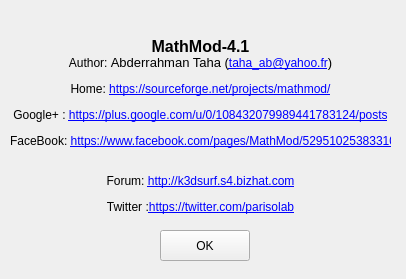
Before: the Qt Designer form ui_forms/about.ui in parisolab/mathmod, drawn with Qt 5.
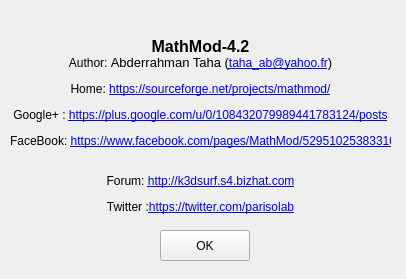
After: the same form once the commit is applied.

Patch:
```diff
--- a/ui_forms/about.ui
+++ b/ui_forms/about.ui
@@ -26,7 +26,7 @@
     <font/>
    </property>
    <property name="text">
-    <string>&lt;html&gt;&lt;head/&gt;&lt;body&gt;&lt;p align=&quot;center&quot;&gt;&lt;span style=&quot; font-size:12pt; font-weight:600;&quot;&gt;MathMod-4.1&lt;/span&gt;&lt;br/&gt;Author: &lt;span style=&quot; font-size:10pt;&quot;&gt;Abderrahman Taha (&lt;/span&gt;&lt;a href=&quot;taha_ab@yahoo.fr&quot;&gt;&lt;span style=&quot; text-decoration: underline; color:#0000ff;&quot;&gt;taha_ab@yahoo.fr&lt;/span&gt;&lt;/a&gt;&lt;span style=&quot; font-size:10pt;&quot;&gt;)&lt;/span&gt;&lt;/p&gt;&lt;p align=&quot;center&quot;&gt;Home: &lt;a href=&quot;https://sourceforge.net/projects/mathmod/&quot;&gt;&lt;span style=&quot; text-decoration: underline; color:#0000ff;&quot;&gt;https://sourceforge.net/projects/mathmod/&lt;/span&gt;&lt;/a&gt;&lt;/p&gt;&lt;p align=&quot;center&quot;&gt;Google+ : &lt;a href=&quot;https://plus.google.com/u/0/108432079989441783124/posts&quot;&gt;&lt;span style=&quot; text-decoration: underline; color:#0000ff;&quot;&gt;https://plus.google.com/u/0/108432079989441783124/posts&lt;/span&gt;&lt;/a&gt;&lt;/p&gt;&lt;p align=&quot;center&quot;&gt;FaceBook: &lt;a href=&quot;https://www.facebook.com/pages/MathMod/529510253833102&quot;&gt;&lt;span style=&quot; text-decoration: underline; color:#0000ff;&quot;&gt;https://www.facebook.com/pages/MathMod/529510253833102&lt;/span&gt;&lt;/a&gt;&lt;/p&gt;&lt;p align=&quot;center&quot;&gt;&lt;br/&gt;Forum: &lt;a href=&quot;http://k3dsurf.s4.bizhat.com&quot;&gt;&lt;span style=&quot; text-decoration: underline; color:#0000ff;&quot;&gt;http://k3dsurf.s4.bizhat.com&lt;/span&gt;&lt;/a&gt;&lt;/p&gt;&lt;p align=&quot;center&quot;&gt;Twitter :&lt;a href=&quot;https://twitter.com/parisolab&quot;&gt;&lt;span style=&quot; text-decoration: underline; color:#0000ff;&quot;&gt;https://twitter.com/parisolab&lt;/span&gt;&lt;/a&gt;&lt;/p&gt;&lt;/body&gt;&lt;/html&gt;</string>
+    <string>&lt;html&gt;&lt;head/&gt;&lt;body&gt;&lt;p align=&quot;center&quot;&gt;&lt;span style=&quot; font-size:12pt; font-weight:600;&quot;&gt;MathMod-4.2&lt;/span&gt;&lt;br/&gt;Author: &lt;span style=&quot; font-size:10pt;&quot;&gt;Abderrahman Taha (&lt;/span&gt;&lt;a href=&quot;taha_ab@yahoo.fr&quot;&gt;&lt;span style=&quot; text-decoration: underline; color:#0000ff;&quot;&gt;taha_ab@yahoo.fr&lt;/span&gt;&lt;/a&gt;&lt;span style=&quot; font-size:10pt;&quot;&gt;)&lt;/span&gt;&lt;/p&gt;&lt;p align=&quot;center&quot;&gt;Home: &lt;a href=&quot;https://sourceforge.net/projects/mathmod/&quot;&gt;&lt;span style=&quot; text-decoration: underline; color:#0000ff;&quot;&gt;https://sourceforge.net/projects/mathmod/&lt;/span&gt;&lt;/a&gt;&lt;/p&gt;&lt;p align=&quot;center&quot;&gt;Google+ : &lt;a href=&quot;https://plus.google.com/u/0/108432079989441783124/posts&quot;&gt;&lt;span style=&quot; text-decoration: underline; color:#0000ff;&quot;&gt;https://plus.google.com/u/0/108432079989441783124/posts&lt;/span&gt;&lt;/a&gt;&lt;/p&gt;&lt;p align=&quot;center&quot;&gt;FaceBook: &lt;a href=&quot;https://www.facebook.com/pages/MathMod/529510253833102&quot;&gt;&lt;span style=&quot; text-decoration: underline; color:#0000ff;&quot;&gt;https://www.facebook.com/pages/MathMod/529510253833102&lt;/span&gt;&lt;/a&gt;&lt;/p&gt;&lt;p align=&quot;center&quot;&gt;&lt;br/&gt;Forum: &lt;a href=&quot;http://k3dsurf.s4.bizhat.com&quot;&gt;&lt;span style=&quot; text-decoration: underline; color:#0000ff;&quot;&gt;http://k3dsurf.s4.bizhat.com&lt;/span&gt;&lt;/a&gt;&lt;/p&gt;&lt;p align=&quot;center&quot;&gt;Twitter :&lt;a href=&quot;https://twitter.com/parisolab&quot;&gt;&lt;span style=&quot; text-decoration: underline; color:#0000ff;&quot;&gt;https://twitter.com/parisolab&lt;/span&gt;&lt;/a&gt;&lt;/p&gt;&lt;/body&gt;&lt;/html&gt;</string>
    </property>
    <property name="wordWrap">
     <bool>false</bool>
```
